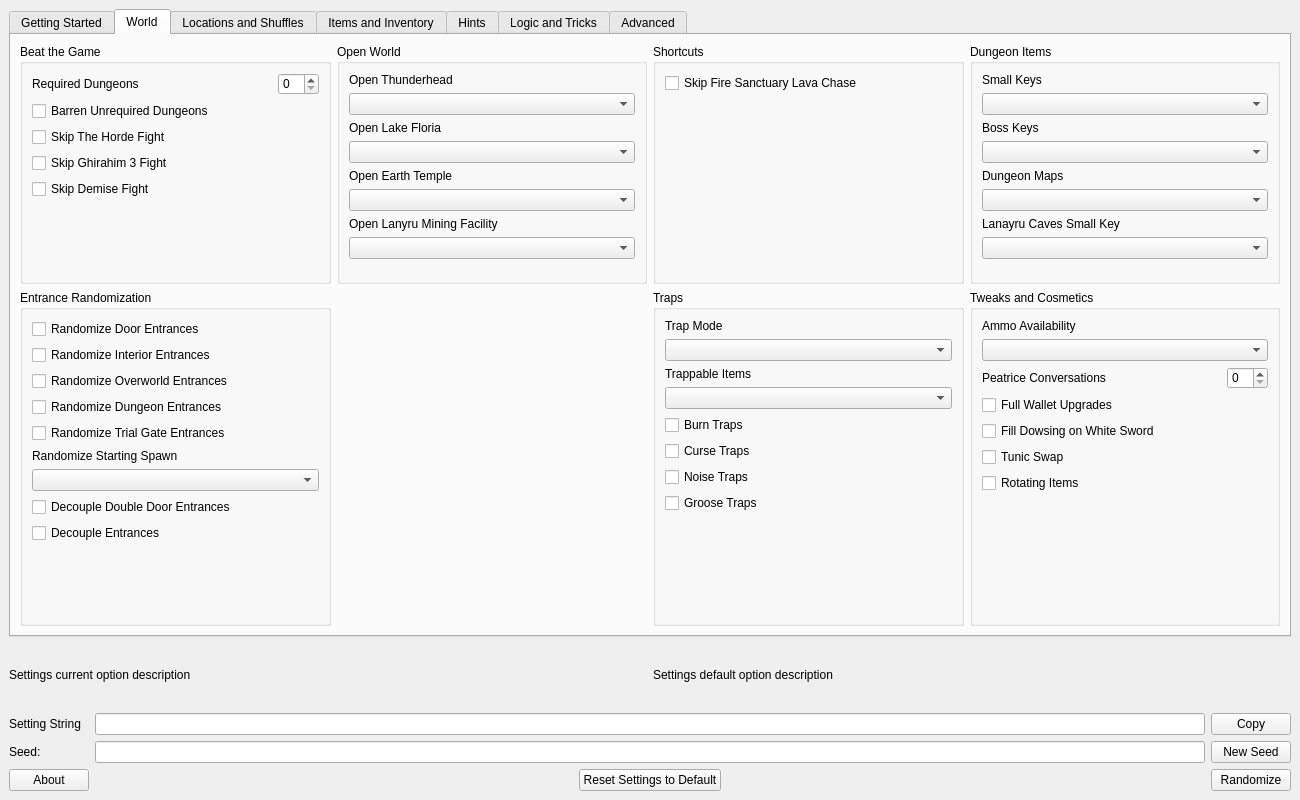
Above: gui/ui/main.ui from mint-choc-chip-skyblade/sshd-rando before the change. Below: the same form after it.
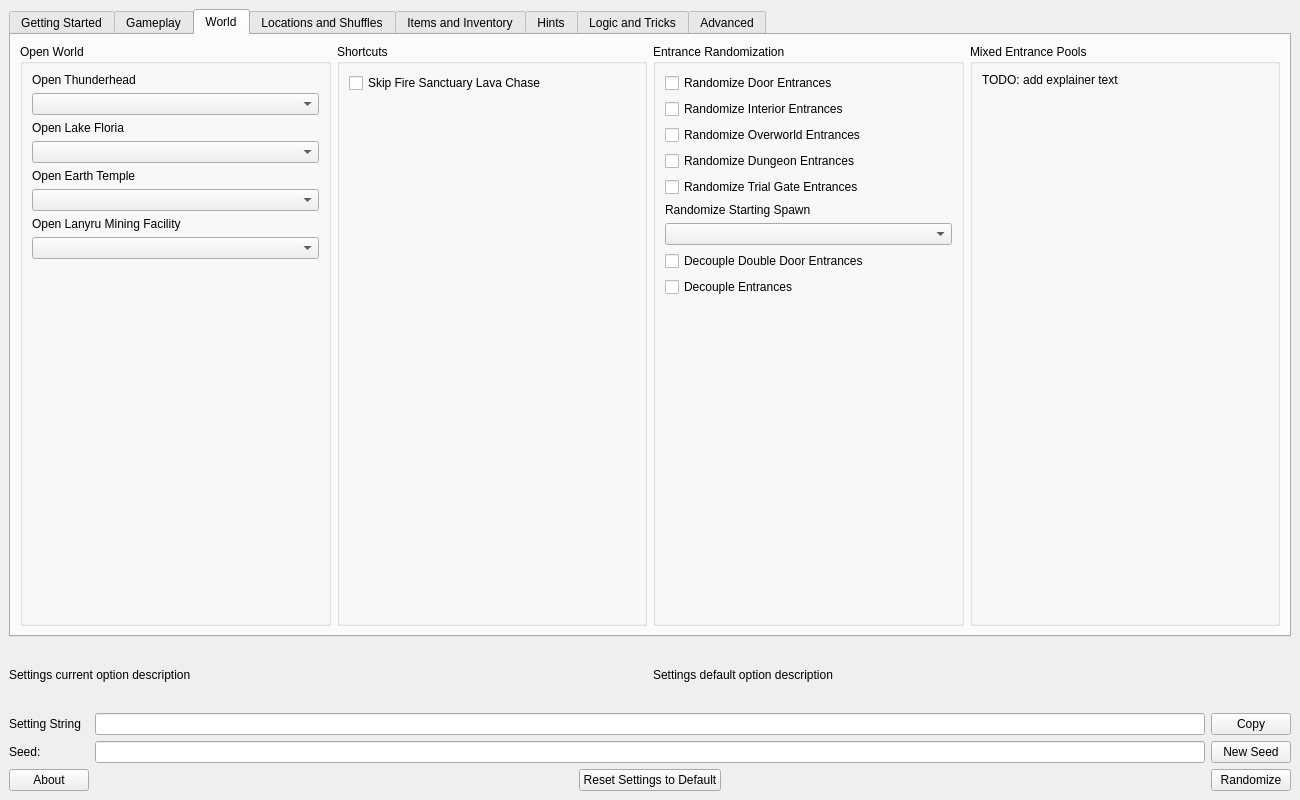
That is the form after the change. The open tabs and pages were chosen to show the change.

Commit message: Split out World tab into separate World and Gameplay tabs

What changed in the file:
```diff
--- a/gui/ui/main.ui
+++ b/gui/ui/main.ui
@@ -518,13 +518,13 @@
         </item>
        </layout>
       </widget>
-      <widget class="QWidget" name="world_tab">
+      <widget class="QWidget" name="tab">
        <attribute name="title">
-        <string>World</string>
+        <string>Gameplay</string>
        </attribute>
-       <layout class="QGridLayout" name="gridLayout_2">
-        <item row="1" column="3">
-         <widget class="QGroupBox" name="tweaks_group_box">
+       <layout class="QGridLayout" name="gridLayout_9">
+        <item row="0" column="2">
+         <widget class="QGroupBox" name="hint_placements_group_box">
           <property name="title">
            <string>Tweaks and Cosmetics</string>
           </property>
@@ -598,88 +598,21 @@
             </widget>
            </item>
            <item>
-            <spacer name="tweaks_vspacer">
-             <property name="orientation">
-              <enum>Qt::Vertical</enum>
-             </property>
-             <property name="sizeHint" stdset="0">
-              <size>
-               <width>20</width>
-               <height>148</height>
-              </size>
-             </property>
-            </spacer>
-           </item>
-          </layout>
-         </widget>
-        </item>
-        <item row="1" column="0">
-         <widget class="QGroupBox" name="entrance_randomization_group_box">
-          <property name="title">
-           <string>Entrance Randomization</string>
-          </property>
-          <layout class="QVBoxLayout" name="verticalLayout_17">
-           <item>
-            <widget class="QCheckBox" name="setting_randomize_door_entrances">
+            <widget class="QCheckBox" name="setting_noise_traps">
              <property name="text">
-              <string>Randomize Door Entrances</string>
+              <string>Noise Traps</string>
              </property>
             </widget>
            </item>
            <item>
-            <widget class="QCheckBox" name="setting_randomize_interior_entrances">
+            <widget class="QCheckBox" name="setting_groose_traps">
              <property name="text">
-              <string>Randomize Interior Entrances</string>
+              <string>Groose Traps</string>
              </property>
             </widget>
            </item>
            <item>
-            <widget class="QCheckBox" name="setting_randomize_overworld_entrances">
-             <property name="text">
-              <string>Randomize Overworld Entrances</string>
-             </property>
-            </widget>
-           </item>
-           <item>
-            <widget class="QCheckBox" name="setting_randomize_dungeon_entrances">
-             <property name="text">
-              <string>Randomize Dungeon Entrances</string>
-             </property>
-            </widget>
-           </item>
-           <item>
-            <widget class="QCheckBox" name="setting_randomize_trial_gate_entrances">
-             <property name="text">
-              <string>Randomize Trial Gate Entrances</string>
-             </property>
-            </widget>
-           </item>
-           <item>
-            <widget class="QLabel" name="random_starting_spawn_label">
-             <property name="text">
-              <string>Randomize Starting Spawn</string>
-             </property>
-            </widget>
-           </item>
-           <item>
-            <widget class="QComboBox" name="setting_random_starting_spawn"/>
-           </item>
-           <item>
-            <widget class="QCheckBox" name="setting_decouple_double_doors">
-             <property name="text">
-              <string>Decouple Double Door Entrances</string>
-             </property>
-            </widget>
-           </item>
-           <item>
-            <widget class="QCheckBox" name="setting_decouple_entrances">
-             <property name="text">
-              <string>Decouple Entrances</string>
-             </property>
-            </widget>
-           </item>
-           <item>
-            <spacer name="entrance_randomization_vspacer">
+            <spacer name="hint_placements_vspacer">
              <property name="orientation">
               <enum>Qt::Vertical</enum>
              </property>
@@ -694,7 +627,7 @@
           </layout>
          </widget>
         </item>
-        <item row="0" column="3">
+        <item row="0" column="1">
          <widget class="QGroupBox" name="dungeons_group_box">
           <property name="title">
            <string>Dungeon Items</string>
@@ -830,7 +763,104 @@
           </layout>
          </widget>
         </item>
-        <item row="0" column="1">
+        <item row="0" column="3">
+         <widget class="QGroupBox" name="tweaks_group_box">
+          <property name="title">
+           <string>Tweaks and Cosmetics</string>
+          </property>
+          <layout class="QVBoxLayout" name="verticalLayout">
+           <item>
+            <widget class="QLabel" name="ammo_availability_label">
+             <property name="text">
+              <string>Ammo Availability</string>
+             </property>
+            </widget>
+           </item>
+           <item>
+            <widget class="QComboBox" name="setting_ammo_availability"/>
+           </item>
+           <item>
+            <layout class="QHBoxLayout" name="peatrice_conversations_layout">
+             <property name="spacing">
+              <number>0</number>
+             </property>
+             <item>
+              <widget class="QLabel" name="peatrice_conversations_label">
+               <property name="sizePolicy">
+                <sizepolicy hsizetype="Preferred" vsizetype="Preferred">
+                 <horstretch>0</horstretch>
+                 <verstretch>0</verstretch>
+                </sizepolicy>
+               </property>
+               <property name="text">
+                <string>Peatrice Conversations</string>
+               </property>
+              </widget>
+             </item>
+             <item>
+              <widget class="QSpinBox" name="setting_peatrice_conversations">
+               <property name="sizePolicy">
+                <sizepolicy hsizetype="Maximum" vsizetype="Fixed">
+                 <horstretch>0</horstretch>
+                 <verstretch>0</verstretch>
+                </sizepolicy>
+               </property>
+              </widget>
+             </item>
+            </layout>
+           </item>
+           <item>
+            <widget class="QCheckBox" name="setting_full_wallet_upgrades">
+             <property name="text">
+              <string>Full Wallet Upgrades</string>
+             </property>
+            </widget>
+           </item>
+           <item>
+            <widget class="QCheckBox" name="setting_dowsing_after_whitesword">
+             <property name="text">
+              <string>Fill Dowsing on White Sword</string>
+             </property>
+            </widget>
+           </item>
+           <item>
+            <widget class="QCheckBox" name="setting_tunic_swap">
+             <property name="text">
+              <string>Tunic Swap</string>
+             </property>
+            </widget>
+           </item>
+           <item>
+            <widget class="QCheckBox" name="setting_rotating_items">
+             <property name="text">
+              <string>Rotating Items</string>
+             </property>
+            </widget>
+           </item>
+           <item>
+            <spacer name="tweaks_vspacer">
+             <property name="orientation">
+              <enum>Qt::Vertical</enum>
+             </property>
+             <property name="sizeHint" stdset="0">
+              <size>
+               <width>20</width>
+               <height>148</height>
+              </size>
+             </property>
+            </spacer>
+           </item>
+          </layout>
+         </widget>
+        </item>
+       </layout>
+      </widget>
+      <widget class="QWidget" name="world_tab">
+       <attribute name="title">
+        <string>World</string>
+       </attribute>
+       <layout class="QGridLayout" name="gridLayout_2">
+        <item row="0" column="0">
          <widget class="QGroupBox" name="open_world_group_box">
           <property name="title">
            <string>Open World</string>
@@ -892,76 +922,6 @@
           </layout>
          </widget>
         </item>
-        <item row="1" column="2">
-         <widget class="QGroupBox" name="hint_placements_group_box">
-          <property name="title">
-           <string>Traps</string>
-          </property>
-          <layout class="QVBoxLayout" name="verticalLayout_24">
-           <item>
-            <widget class="QLabel" name="trap_mode_label">
-             <property name="text">
-              <string>Trap Mode</string>
-             </property>
-            </widget>
-           </item>
-           <item>
-            <widget class="QComboBox" name="setting_trap_mode"/>
-           </item>
-           <item>
-            <widget class="QLabel" name="trappable_items_label">
-             <property name="text">
-              <string>Trappable Items</string>
-             </property>
-            </widget>
-           </item>
-           <item>
-            <widget class="QComboBox" name="setting_trappable_items"/>
-           </item>
-           <item>
-            <widget class="QCheckBox" name="setting_burn_traps">
-             <property name="text">
-              <string>Burn Traps</string>
-             </property>
-            </widget>
-           </item>
-           <item>
-            <widget class="QCheckBox" name="setting_curse_traps">
-             <property name="text">
-              <string>Curse Traps</string>
-             </property>
-            </widget>
-           </item>
-           <item>
-            <widget class="QCheckBox" name="setting_noise_traps">
-             <property name="text">
-              <string>Noise Traps</string>
-             </property>
-            </widget>
-           </item>
-           <item>
-            <widget class="QCheckBox" name="setting_groose_traps">
-             <property name="text">
-              <string>Groose Traps</string>
-             </property>
-            </widget>
-           </item>
-           <item>
-            <spacer name="hint_placements_vspacer">
-             <property name="orientation">
-              <enum>Qt::Vertical</enum>
-             </property>
-             <property name="sizeHint" stdset="0">
-              <size>
-               <width>20</width>
-               <height>40</height>
-              </size>
-             </property>
-            </spacer>
-           </item>
-          </layout>
-         </widget>
-        </item>
         <item row="0" column="2">
          <widget class="QGroupBox" name="mixed_pools_group_box">
           <property name="title">
@@ -991,6 +951,122 @@
           </layout>
          </widget>
         </item>
+        <item row="0" column="4">
+         <widget class="QGroupBox" name="entrance_randomization_group_box">
+          <property name="title">
+           <string>Entrance Randomization</string>
+          </property>
+          <layout class="QVBoxLayout" name="verticalLayout_17">
+           <item>
+            <widget class="QCheckBox" name="setting_randomize_door_entrances">
+             <property name="text">
+              <string>Randomize Door Entrances</string>
+             </property>
+            </widget>
+           </item>
+           <item>
+            <widget class="QCheckBox" name="setting_randomize_interior_entrances">
+             <property name="text">
+              <string>Randomize Interior Entrances</string>
+             </property>
+            </widget>
+           </item>
+           <item>
+            <widget class="QCheckBox" name="setting_randomize_overworld_entrances">
+             <property name="text">
+              <string>Randomize Overworld Entrances</string>
+             </property>
+            </widget>
+           </item>
+           <item>
+            <widget class="QCheckBox" name="setting_randomize_dungeon_entrances">
+             <property name="text">
+              <string>Randomize Dungeon Entrances</string>
+             </property>
+            </widget>
+           </item>
+           <item>
+            <widget class="QCheckBox" name="setting_randomize_trial_gate_entrances">
+             <property name="text">
+              <string>Randomize Trial Gate Entrances</string>
+             </property>
+            </widget>
+           </item>
+           <item>
+            <widget class="QLabel" name="random_starting_spawn_label">
+             <property name="text">
+              <string>Randomize Starting Spawn</string>
+             </property>
+            </widget>
+           </item>
+           <item>
+            <widget class="QComboBox" name="setting_random_starting_spawn"/>
+           </item>
+           <item>
+            <widget class="QCheckBox" name="setting_decouple_double_doors">
+             <property name="text">
+              <string>Decouple Double Door Entrances</string>
+             </property>
+            </widget>
+           </item>
+           <item>
+            <widget class="QCheckBox" name="setting_decouple_entrances">
+             <property name="text">
+              <string>Decouple Entrances</string>
+             </property>
+            </widget>
+           </item>
+           <item>
+            <spacer name="entrance_randomization_vspacer">
+             <property name="orientation">
+              <enum>Qt::Vertical</enum>
+             </property>
+             <property name="sizeHint" stdset="0">
+              <size>
+               <width>20</width>
+               <height>40</height>
+              </size>
+             </property>
+            </spacer>
+           </item>
+          </layout>
+         </widget>
+        </item>
+        <item row="0" column="5">
+         <widget class="QGroupBox" name="mixed_entrance_pools_group_box">
+          <property name="title">
+           <string>Mixed Entrance Pools</string>
+          </property>
+          <layout class="QVBoxLayout" name="verticalLayout_28">
+           <item>
+            <widget class="QLabel" name="mixed_entrance_pools_explainer_text">
+             <property name="text">
+              <string>TODO: add explainer text</string>
+             </property>
+             <property name="textFormat">
+              <enum>Qt::RichText</enum>
+             </property>
+             <property name="textInteractionFlags">
+              <set>Qt::LinksAccessibleByKeyboard|Qt::LinksAccessibleByMouse</set>
+             </property>
+            </widget>
+           </item>
+           <item>
+            <spacer name="mixed_entrance_pools_vspacer">
+             <property name="orientation">
+              <enum>Qt::Vertical</enum>
+             </property>
+             <property name="sizeHint" stdset="0">
+              <size>
+               <width>20</width>
+               <height>508</height>
+              </size>
+             </property>
+            </spacer>
+           </item>
+          </layout>
+         </widget>
+        </item>
        </layout>
       </widget>
       <widget class="QWidget" name="locations_tab">
```
Left out of the diff: 111 changed lines with no effect on the pictures. The commit also changes 1 other file.
